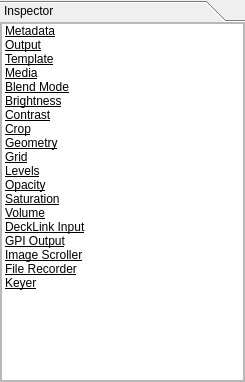
Above: trunk/Widgets/Inspector/InspectorWidget.ui from cambell-prince/casparcg-client before the change. Below: the same form after it.
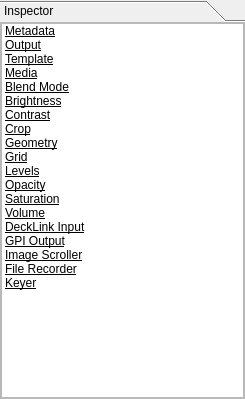
That is the form after the change.

Patch:
```diff
--- a/trunk/Widgets/Inspector/InspectorWidget.ui
+++ b/trunk/Widgets/Inspector/InspectorWidget.ui
@@ -7,7 +7,7 @@
     <x>0</x>
     <y>0</y>
     <width>245</width>
-    <height>382</height>
+    <height>399</height>
    </rect>
   </property>
   <property name="styleSheet">
@@ -37,7 +37,7 @@
         <x>0</x>
         <y>0</y>
         <width>245</width>
-        <height>361</height>
+        <height>378</height>
        </rect>
       </property>
       <property name="sizePolicy">
@@ -73,7 +73,7 @@
             <x>0</x>
             <y>0</y>
             <width>243</width>
-            <height>359</height>
+            <height>376</height>
            </rect>
           </property>
           <layout class="QVBoxLayout" name="verticalLayout">
@@ -576,6 +576,28 @@
                </brush>
               </property>
              </item>
+             <item>
+              <property name="text">
+               <string>Group</string>
+              </property>
+              <property name="font">
+               <font>
+                <underline>true</underline>
+               </font>
+              </property>
+              <property name="textAlignment">
+               <set>AlignHCenter|AlignVCenter|AlignCenter</set>
+              </property>
+              <property name="foreground">
+               <brush brushstyle="SolidPattern">
+                <color alpha="255">
+                 <red>255</red>
+                 <green>255</green>
+                 <blue>255</blue>
+                </color>
+               </brush>
+              </property>
+             </item>
             </widget>
            </item>
           </layout>
```
